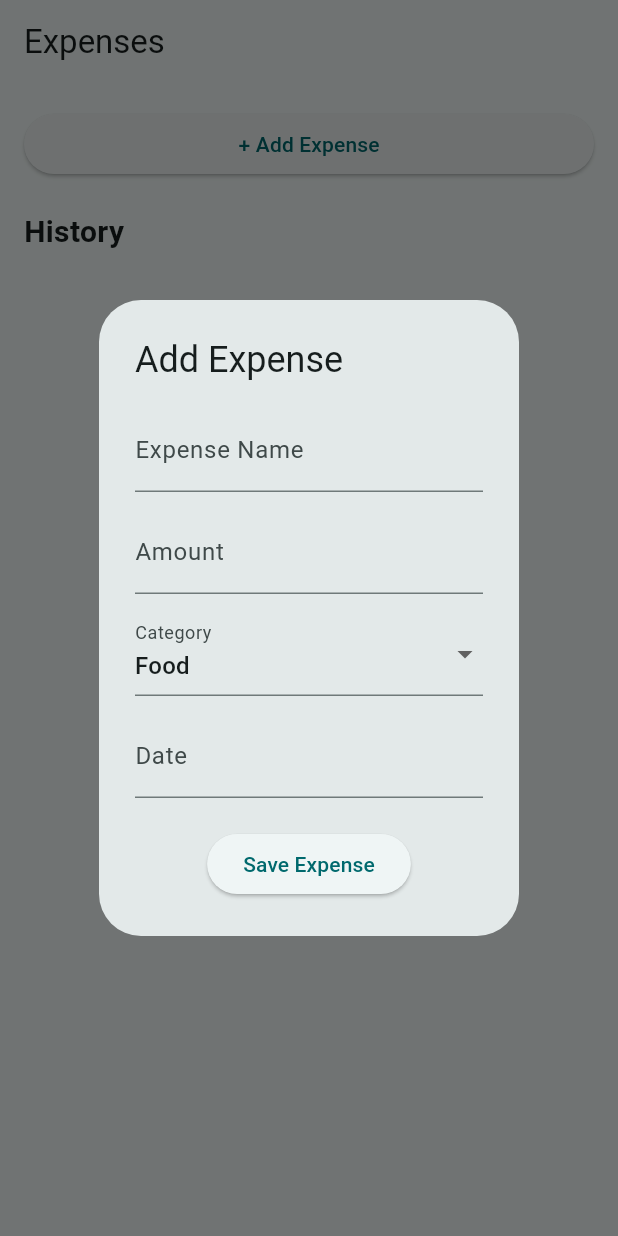
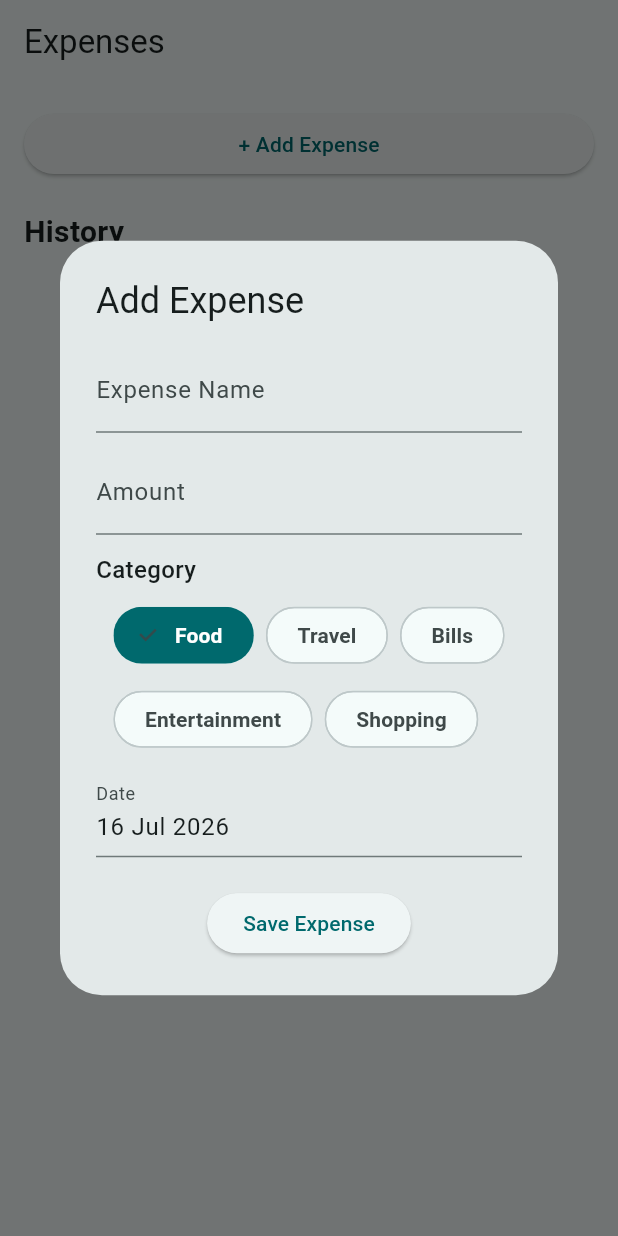
Before and after one commit to sreekarmovva/expense-flow, a Flutter app: the screen it shows after launch, after a tap on "+ Add Expense", on a phone screen of 412 x 824 dp. Run offline on Flutter 3.47's test engine with Material 3 defaults, Android fonts, the phone set to English and light mode, and no system bars; our stand-ins replace flutter_riverpod, go_router, hive, hive_flutter; accounts and stored records are empty.

Commit message:
Implement date picker and improve expense form UI

```diff
--- a/lib/features/expenses/widgets/expense_form.dart
+++ b/lib/features/expenses/widgets/expense_form.dart
@@ -2,6 +2,7 @@ import 'package:flutter/material.dart';
 import 'package:flutter_riverpod/flutter_riverpod.dart';
 import '../../../models/expense.dart';
 import '../../../providers/expense_provider.dart';
+import 'package:intl/intl.dart';
 
 class ExpenseForm extends ConsumerStatefulWidget {
   final Expense? expense;
@@ -19,15 +20,21 @@ class _ExpenseFormState extends ConsumerState<ExpenseForm> {
 
   final TextEditingController amountController = TextEditingController();
 
+  final TextEditingController dateController = TextEditingController();
+
   String selectedCategory = 'Food';
+  DateTime selectedDate = DateTime.now();
   @override
   void initState() {
     super.initState();
 
+    dateController.text = DateFormat('dd MMM yyyy').format(selectedDate);
     if (widget.expense != null) {
       nameController.text = widget.expense!.name;
       amountController.text = widget.expense!.amount;
       selectedCategory = widget.expense!.category;
+      selectedDate = DateFormat('dd MMM yyyy').parse(widget.expense!.date);
+      dateController.text = widget.expense!.date;
     }
   }
 
@@ -51,42 +58,72 @@ class _ExpenseFormState extends ConsumerState<ExpenseForm> {
           ),
         ),
         SizedBox(height: 12),
-        DropdownButtonFormField<String>(
-          value: selectedCategory,
-          decoration: InputDecoration(
-            labelText: 'Category',
+        const Align(
+          alignment: Alignment.centerLeft,
+          child: Text(
+            'Category',
+            style: TextStyle(
+              fontSize: 16,
+              fontWeight: FontWeight.w500,
             ),
-          items: const [
-            DropdownMenuItem(
-              value: 'Food',
-              child: Text('Food'),
           ),
-            DropdownMenuItem(
-              value: 'Travel',
-              child: Text('Travel'),
         ),
-            DropdownMenuItem(
-              value: 'Bills',
-              child: Text('Bills'),
+        const SizedBox(height: 8),
+        Wrap(
+          spacing: 8,
+          runSpacing: 8,
+          children: [
+            'Food',
+            'Travel',
+            'Bills',
+            'Entertainment',
+            'Shopping',
+          ].map((category) {
+            return ChoiceChip(
+              label: Text(
+                category,
+                style: TextStyle(
+                  color: selectedCategory == category ? Colors.white : null,
+                  fontWeight: FontWeight.w600,
                 ),
-            DropdownMenuItem(
-              value: 'Entertainment',
-              child: Text('Entertainment'),
               ),
-            DropdownMenuItem(
-              value: 'Shopping',
-              child: Text('Shopping'),
+              selected: selectedCategory == category,
+              selectedColor: Theme.of(context).colorScheme.primary,
+              shape: RoundedRectangleBorder(
+                borderRadius: BorderRadius.circular(20),
               ),
-          ],
-          onChanged: (value) {
+              padding: const EdgeInsets.symmetric(
+                horizontal: 12,
+                vertical: 8,
+              ),
+              onSelected: (selected) {
                 setState(() {
-              selectedCategory = value!;
+                  selectedCategory = category;
                 });
               },
+            );
+          }).toList(),
         ),
         SizedBox(height: 12),
         TextField(
-          decoration: InputDecoration(
+          controller: dateController,
+          readOnly: true,
+          onTap: () async {
+            final DateTime? pickedDate = await showDatePicker(
+              context: context,
+              initialDate: selectedDate,
+              firstDate: DateTime(2020),
+              lastDate: DateTime(2100),
+            );
+            if (pickedDate != null) {
+              setState(() {
+                selectedDate = pickedDate;
+                dateController.text =
+                    DateFormat('dd MMM yyyy').format(pickedDate);
+              });
+            }
+          },
+          decoration: const InputDecoration(
             labelText: 'Date',
           ),
         ),
@@ -97,7 +134,7 @@ class _ExpenseFormState extends ConsumerState<ExpenseForm> {
               name: nameController.text,
               amount: amountController.text,
               category: selectedCategory,
-              date: 'Today',
+              date: dateController.text,
             );
 
             if (widget.expense == null) {
--- a/pubspec.yaml
+++ b/pubspec.yaml
@@ -36,6 +36,7 @@ dependencies:
   fl_chart: ^0.68.0
   hive: ^2.2.3
   hive_flutter: ^1.1.0
+  intl: ^0.19.0
 
 
   # The following adds the Cupertino Icons font to your application.
```
Also changed, not shown: pubspec.lock. Lines whose indentation alone changed are shown as unchanged.
